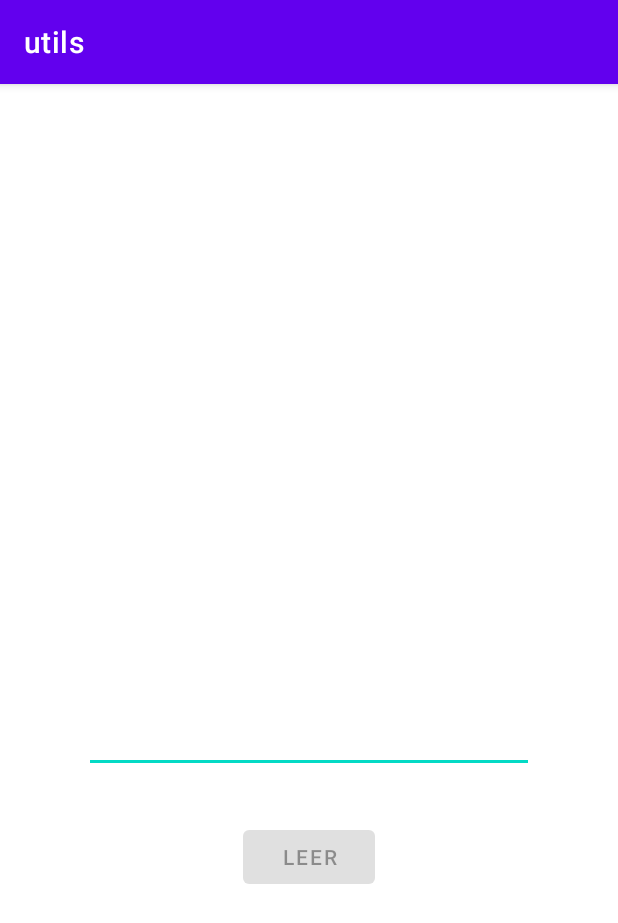
After one commit to speed1test/KotlinUtils, an Android app: the fragment LecturaFragment shown on its own in the app's theme, on a phone screen of 412 x 824 dp. The commit adds this screen. Shown: the top 923 px of the screen. Run offline under Robolectric (Android 15) with nearby library versions, the phone set to English and light mode, and no system bars.

Commit message:
Agrego función para poder hacer dictado y lectura

```diff
--- a/app/build.gradle
+++ b/app/build.gradle
@@ -44,6 +44,7 @@ dependencies {
     implementation 'androidx.lifecycle:lifecycle-viewmodel-ktx:2.4.1'
     implementation 'androidx.navigation:navigation-fragment-ktx:2.4.2'
     implementation 'androidx.navigation:navigation-ui-ktx:2.4.2'
+    implementation 'androidx.legacy:legacy-support-v4:1.0.0'
     testImplementation 'junit:junit:4.13.2'
     androidTestImplementation 'androidx.test.ext:junit:1.1.3'
     androidTestImplementation 'androidx.test.espresso:espresso-core:3.4.0'
--- a/app/src/main/java/com/example/utils/MainActivity.kt
+++ b/app/src/main/java/com/example/utils/MainActivity.kt
@@ -37,7 +37,8 @@ class MainActivity : AppCompatActivity() {
         // menu should be considered as top level destinations.
         appBarConfiguration = AppBarConfiguration(
             setOf(
-                R.id.nav_home
+                R.id.nav_home,
+                R.id.nav_lectura
             ), drawerLayout
         )
         setupActionBarWithNavController(navController, appBarConfiguration)
--- /dev/null
+++ b/app/src/main/java/com/example/utils/ui/LecturaFragment.kt
@@ -0,0 +1,53 @@
+package com.example.utils.ui
+import android.os.Bundle
+import android.speech.tts.TextToSpeech
+import androidx.fragment.app.Fragment
+import android.view.LayoutInflater
+import android.view.View
+import android.view.ViewGroup
+import android.widget.Button
+import android.widget.EditText
+import android.widget.Toast
+import com.example.utils.R
+import java.util.*
+class LecturaFragment : Fragment(), TextToSpeech.OnInitListener {
+    private var tts: TextToSpeech? = null
+    private lateinit var textInput: EditText
+    private lateinit var readButton: Button
+    override fun onCreateView(
+        inflater: LayoutInflater, container: ViewGroup?,
+        savedInstanceState: Bundle?
+    ): View? {
+        val fragment = inflater.inflate(R.layout.fragment_lectura, container, false)
+        textInput = fragment.findViewById(R.id.tts_editText)
+        readButton = fragment.findViewById(R.id.tts_button)
+        readButton.isEnabled = false
+        readButton.setOnClickListener { speakOut() }
+        tts = TextToSpeech(context, this)
+        return fragment
+    }
+    override fun onInit(status: Int) {
+        if (status == TextToSpeech.SUCCESS) {
+            val result = tts!!.setLanguage(Locale("spa", "ESP"))
+            if (result == TextToSpeech.LANG_MISSING_DATA || result ==
+                TextToSpeech.LANG_NOT_SUPPORTED) {
+                Toast.makeText(context, "Lenguaje no soportado", Toast.LENGTH_SHORT).show()
+            } else {
+                readButton.isEnabled = true
+            }
+        } else {
+            Toast.makeText(context, "TTS no disponible", Toast.LENGTH_SHORT).show()
+        }
+    }
+    private fun speakOut() {
+        val text = textInput.text.toString()
+        tts!!.speak(text, TextToSpeech.QUEUE_FLUSH, null,"")
+    }
+    override fun onDestroy() {
+        if (tts != null) {
+            tts!!.stop()
+            tts!!.shutdown()
+        }
+        super.onDestroy()
+    }
+}
--- /dev/null
+++ b/app/src/main/res/layout/fragment_lectura.xml
@@ -0,0 +1,28 @@
+<?xml version="1.0" encoding="utf-8"?>
+<androidx.constraintlayout.widget.ConstraintLayout xmlns:android="http://schemas.android.com/apk/res/android"
+    xmlns:app="http://schemas.android.com/apk/res-auto"
+    xmlns:tools="http://schemas.android.com/tools"
+    android:layout_width="match_parent"
+    android:layout_height="match_parent"
+    tools:context=".ui.LecturaFragment">
+    <EditText
+        android:id="@+id/tts_editText"
+        android:layout_width="300dp"
+        android:layout_height="150dp"
+        android:ems="10"
+        android:gravity="start|bottom"
+        android:inputType="textMultiLine"
+        app:layout_constraintBottom_toBottomOf="parent"
+        app:layout_constraintEnd_toEndOf="parent"
+        app:layout_constraintStart_toStartOf="parent"
+        app:layout_constraintTop_toTopOf="parent" />
+    <Button
+        android:id="@+id/tts_button"
+        android:layout_width="wrap_content"
+        android:layout_height="wrap_content"
+        android:layout_marginTop="32dp"
+        android:text="@string/btn_tts1"
+        app:layout_constraintEnd_toEndOf="parent"
+        app:layout_constraintStart_toStartOf="parent"
+        app:layout_constraintTop_toBottomOf="@+id/tts_editText" />
+</androidx.constraintlayout.widget.ConstraintLayout>
--- a/app/src/main/res/values/strings.xml
+++ b/app/src/main/res/values/strings.xml
@@ -12,4 +12,9 @@
     <string name="menu_camara">Camara</string>
     <string name="play">Play</string>
     <string name="stop">Stop</string>
+    <string name="menu_lectura">Lectura</string>
+    <string name="btn_tts1">Leer</string>
+    <string name="menu_dictado">Dictado</string>
+    <!-- TODO: Remove or change this placeholder text -->
+    <string name="hello_blank_fragment">Hello blank fragment</string>
 </resources>
```
Also changed, not shown: app/src/main/java/com/example/utils/ui/DictadoFragment.kt (added, +48 -0 lines), app/src/main/res/layout/fragment_dictado.xml (added, +25 -0 lines), app/src/main/res/menu/activity_main_drawer.xml (+8 -0 lines), app/src/main/res/navigation/mobile_navigation.xml (+10 -0 lines).
